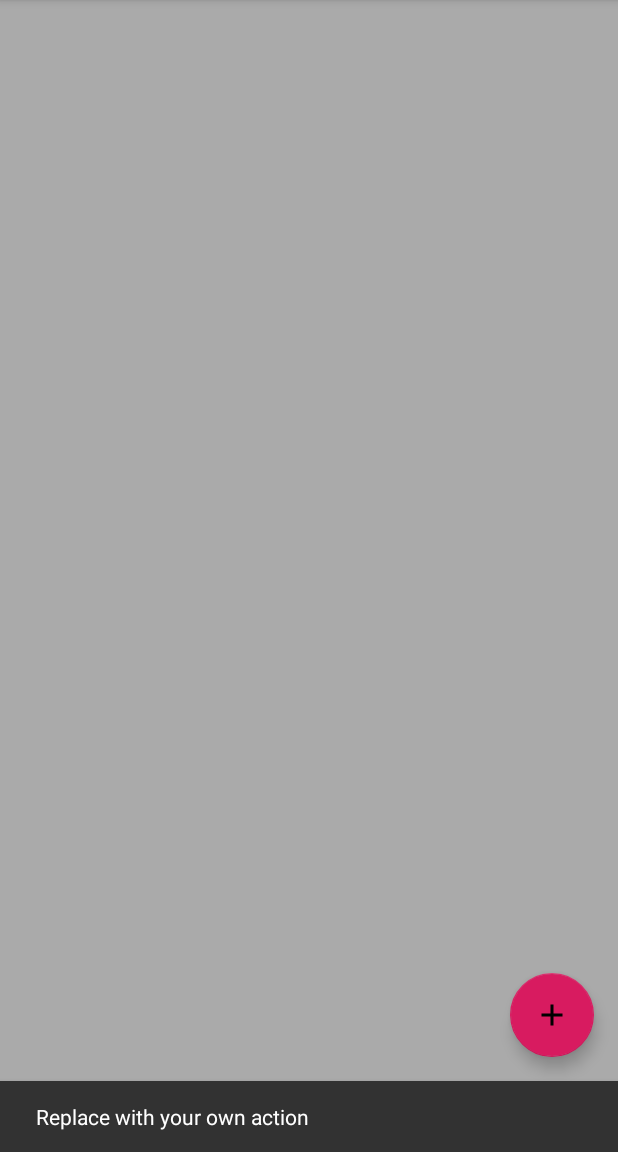
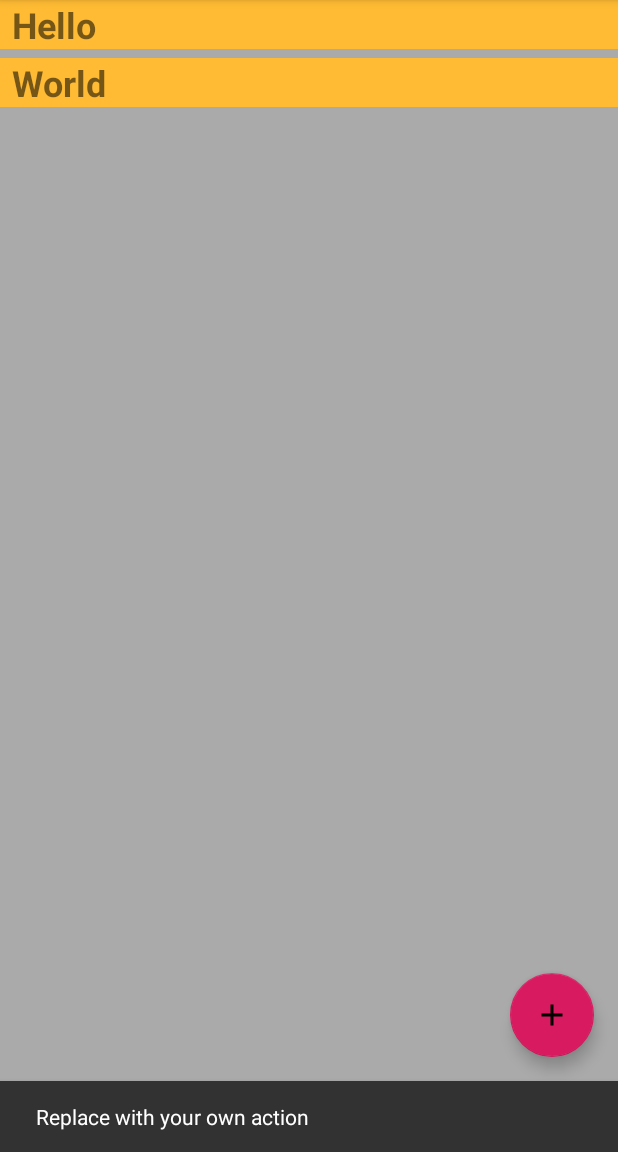
Before and after one commit to yooeunyeoul/AndroidRoom, an Android app: the screen it shows after launch (MainActivity), after a tap on an icon or button, on a phone screen of 412 x 824 dp, the part 84-1236 px from its top. Run offline under Robolectric (Android 15) with nearby library versions, the phone set to English and light mode, and no system bars; our stand-ins replace Room's generated code; 1 statement that could not run was skipped.

```diff
--- a/app/src/main/AndroidManifest.xml
+++ b/app/src/main/AndroidManifest.xml
@@ -15,11 +15,13 @@
             android:label="@string/app_name"
             android:theme="@style/AppTheme.NoActionBar">
             <intent-filter>
-                <action android:name="android.intent.action.MAIN"/>
+                <action android:name="android.intent.action.MAIN" />
+                <action android:name="android.intent.action.VIEW" />
 
-                <category android:name="android.intent.category.LAUNCHER"/>
+                <category android:name="android.intent.category.LAUNCHER" />
             </intent-filter>
         </activity>
+        <activity android:name=".view.NewWorldActivity" />
     </application>
 
 </manifest>
--- a/app/src/main/java/com/example/androidroom/ViewModel/WordViewModel.kt
+++ b/app/src/main/java/com/example/androidroom/ViewModel/WordViewModel.kt
@@ -30,11 +30,15 @@ import kotlinx.coroutines.launch
  *
  *  안드로이드 X Lifecycler-ViewModel-ktx 라이브러리는 ViewModel 의 확장함수인 로서 ViewModelScope 를 추가하였습니다. 이것은 scope 관리를 더 쉽게 해줍니다.
  *
+ * Whenever the data changes, the onChanged() callback is invoked, which calls the adapter's setWord() method to update the adapter's cached data and refresh the displayed list.
+ *
  */
+
+
 class WordViewModel(application: Application) : AndroidViewModel(application) {
 
     private val repository: WordRepository
-    private val allWords: LiveData<List<Word>>
+    val allWords: LiveData<List<Word>>
 
     init {
         val wordsDao = WordRoomDatabase.getDatabase(application , viewModelScope).wordDao()
--- a/app/src/main/java/com/example/androidroom/model/WordRoomDatabase.kt
+++ b/app/src/main/java/com/example/androidroom/model/WordRoomDatabase.kt
@@ -4,7 +4,10 @@ import android.content.Context
 import androidx.room.Database
 import androidx.room.Room
 import androidx.room.RoomDatabase
+import androidx.sqlite.db.SupportSQLiteDatabase
 import kotlinx.coroutines.CoroutineScope
+import kotlinx.coroutines.Dispatchers
+import kotlinx.coroutines.launch
 
 
 /**
@@ -33,10 +36,32 @@ abstract class WordRoomDatabase : RoomDatabase() {
                     context.applicationContext,
                     WordRoomDatabase::class.java,
                     "Word_database"
-                ).build()
+                ).addCallback(WordDatabaseCallback(scope)).build()
                 INSTANCE = instance
                 return instance
             }
         }
     }
+
+    private class WordDatabaseCallback(private val scope : CoroutineScope) : RoomDatabase.Callback() {
+        override fun onOpen(db: SupportSQLiteDatabase) {
+            super.onOpen(db)
+            INSTANCE?.let { database ->
+                scope.launch(Dispatchers.IO) {
+                    populateDatabase(database.wordDao())
+                }
+
+            }
+        }
+
+        private suspend fun populateDatabase(wordDao: WordDao) {
+            wordDao.deleteAll()
+
+            var word = Word("Hello")
+            wordDao.insert(word)
+            word = Word("World")
+            wordDao.insert(word)
+
+        }
+    }
 }
--- a/app/src/main/java/com/example/androidroom/view/MainActivity.kt
+++ b/app/src/main/java/com/example/androidroom/view/MainActivity.kt
@@ -1,26 +1,41 @@
 package com.example.androidroom.view
 
+import android.app.Activity
+import android.content.Intent
 import android.os.Bundle
 import android.view.Menu
 import android.view.MenuItem
+import android.widget.Toast
 import androidx.appcompat.app.AppCompatActivity
+import androidx.lifecycle.Observer
+import androidx.lifecycle.ViewModelProviders
 import androidx.recyclerview.widget.LinearLayoutManager
 import androidx.recyclerview.widget.RecyclerView
 import com.example.androidroom.Adapter.WordListAdapter
 import com.example.androidroom.R
+import com.example.androidroom.ViewModel.WordViewModel
+import com.example.androidroom.model.Word
 import com.google.android.material.snackbar.Snackbar
 import kotlinx.android.synthetic.main.activity_main.*
 
 class MainActivity : AppCompatActivity() {
+
+    private lateinit var wordViewModel: WordViewModel
 
     override fun onCreate(savedInstanceState: Bundle?) {
         super.onCreate(savedInstanceState)
         setContentView(R.layout.activity_main)
         setSupportActionBar(toolbar)
 
+        wordViewModel = ViewModelProviders.of(this).get(WordViewModel::class.java)
+
         fab.setOnClickListener { view ->
             Snackbar.make(view, "Replace with your own action", Snackbar.LENGTH_LONG)
                 .setAction("Action", null).show()
+
+            Intent(this@MainActivity, NewWorldActivity::class.java).apply {
+                startActivityForResult(this, newWordActivityRequestCode)
+            }
         }
 
         val recyclerView = findViewById<RecyclerView>(R.id.recyclerview)
@@ -28,6 +43,31 @@ class MainActivity : AppCompatActivity() {
         recyclerView.adapter = adapter
         recyclerView.layoutManager = LinearLayoutManager(this)
 
+        // 데이터가 변경되면 onChanged 콜백 메서드가 실행되면서 해당 라인이 실행된다.
+        wordViewModel.allWords.observe(this, Observer { words ->
+            words?.let { words ->
+                adapter.setWords(words)
+            }
+        })
+
+    }
+
+    companion object {
+        const val newWordActivityRequestCode = 1
+    }
+
+    override fun onActivityResult(requestCode: Int, resultCode: Int, data: Intent?) {
+        super.onActivityResult(requestCode, resultCode, data)
+
+        if (requestCode == newWordActivityRequestCode && resultCode == Activity.RESULT_OK) {
+            data?.let { intent ->
+                val word = Word(intent.getStringExtra(NewWorldActivity.EXTRA_REPLY))
+                wordViewModel.insert(word)
+
+            }
+        } else {
+            Toast.makeText(applicationContext, R.string.empty_not_saved, Toast.LENGTH_SHORT).show()
+        }
     }
 
     override fun onCreateOptionsMenu(menu: Menu): Boolean {
--- a/app/src/main/res/values/colors.xml
+++ b/app/src/main/res/values/colors.xml
@@ -3,4 +3,5 @@
     <color name="colorPrimary">#008577</color>
     <color name="colorPrimaryDark">#00574B</color>
     <color name="colorAccent">#D81B60</color>
+    <color name="buttonLabel">#d3d3d3</color>
 </resources>
--- a/app/src/main/res/values/dimens.xml
+++ b/app/src/main/res/values/dimens.xml
@@ -1,3 +1,5 @@
 <resources>
     <dimen name="fab_margin">16dp</dimen>
+    <dimen name="small_padding">6dp</dimen>
+    <dimen name="big_padding">16dp</dimen>
 </resources>
--- a/app/src/main/res/values/strings.xml
+++ b/app/src/main/res/values/strings.xml
@@ -1,4 +1,8 @@
 <resources>
     <string name="app_name">AndroidRoom</string>
     <string name="action_settings">Settings</string>
+    <string name="hint_word">Word...</string>
+    <string name="button_save">Save</string>
+    <string name="empty_not_saved">Word not saved because it is empty.</string>
+
 </resources>
```
Lines whose indentation alone changed are shown as unchanged.
